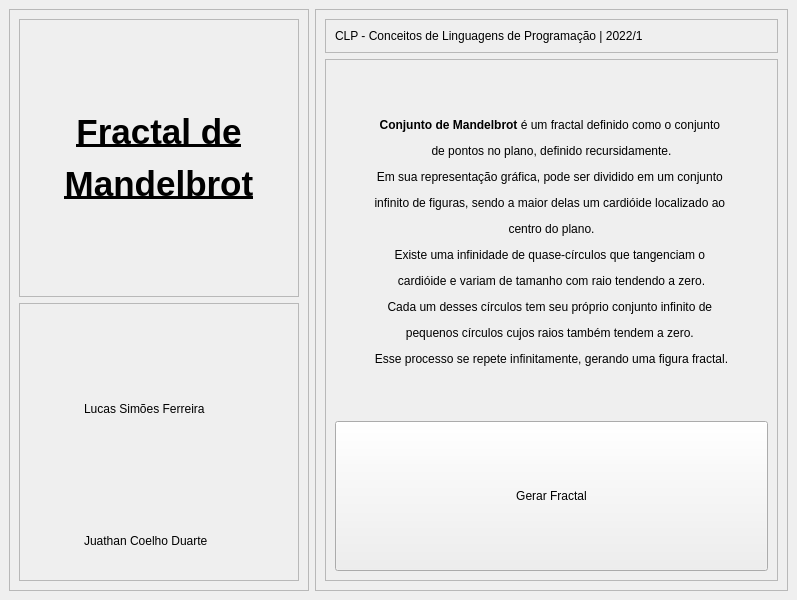
First picture: the form in Fractal de Mandelbrot/interface/welcomePage.ui, repository juathanduarte/clp, before the edit.
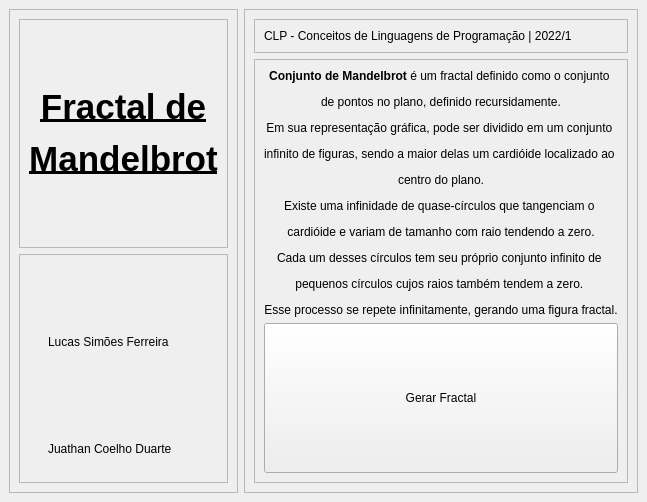
Second picture: the form after the edit. Icons and pictures are not drawn.

Patch:
```diff
--- a/Fractal de Mandelbrot/interface/welcomePage.ui
+++ b/Fractal de Mandelbrot/interface/welcomePage.ui
@@ -2,14 +2,6 @@
 <ui version="4.0">
  <class>MainWindow</class>
  <widget class="QMainWindow" name="MainWindow">
-  <property name="geometry">
-   <rect>
-    <x>0</x>
-    <y>0</y>
-    <width>797</width>
-    <height>600</height>
-   </rect>
-  </property>
   <property name="windowTitle">
    <string>Fractal de Mandelbrot - Juathan Duarte &amp; Lucas Ferreira</string>
   </property>
```
